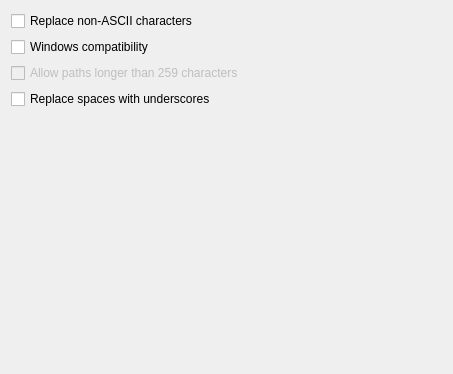
metabrainz/picard, file ui/options_renaming_compat.ui: the form before one commit.
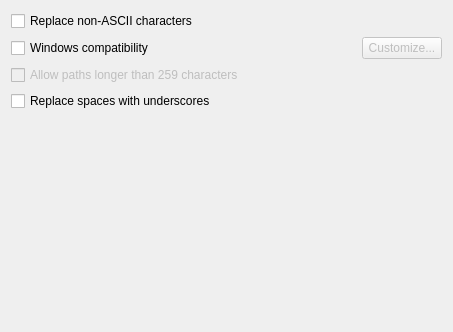
The form after the commit.

Commit message: PICARD-356: Allow user defined replacements for Windows incompatible characters

The edit to the form file:
```diff
--- a/ui/options_renaming_compat.ui
+++ b/ui/options_renaming_compat.ui
@@ -10,7 +10,7 @@
     <x>0</x>
     <y>0</y>
     <width>453</width>
-    <height>374</height>
+    <height>332</height>
    </rect>
   </property>
   <property name="sizePolicy">
@@ -19,7 +19,7 @@
     <verstretch>0</verstretch>
    </sizepolicy>
   </property>
-  <layout class="QVBoxLayout" name="verticalLayout_5" stretch="0,0,0,0,0">
+  <layout class="QVBoxLayout" name="verticalLayout_5" stretch="0,0,0,0,0,0">
    <item>
     <widget class="QCheckBox" name="ascii_filenames">
      <property name="text">
@@ -28,11 +28,31 @@
     </widget>
    </item>
    <item>
-    <widget class="QCheckBox" name="windows_compatibility">
-     <property name="text">
-      <string>Windows compatibility</string>
-     </property>
-    </widget>
+    <layout class="QHBoxLayout" name="horizontalLayout">
+     <item>
+      <widget class="QCheckBox" name="windows_compatibility">
+       <property name="sizePolicy">
+        <sizepolicy hsizetype="Expanding" vsizetype="Fixed">
+         <horstretch>0</horstretch>
+         <verstretch>0</verstretch>
+        </sizepolicy>
+       </property>
+       <property name="text">
+        <string>Windows compatibility</string>
+       </property>
+      </widget>
+     </item>
+     <item>
+      <widget class="QPushButton" name="btn_windows_compatibility_change">
+       <property name="enabled">
+        <bool>false</bool>
+       </property>
+       <property name="text">
+        <string>Customize...</string>
+       </property>
+      </widget>
+     </item>
+    </layout>
    </item>
    <item>
     <widget class="QCheckBox" name="windows_long_paths">
@@ -51,6 +71,19 @@
      </property>
     </widget>
    </item>
+   <item>
+    <spacer name="verticalSpacer">
+     <property name="orientation">
+      <enum>Qt::Vertical</enum>
+     </property>
+     <property name="sizeHint" stdset="0">
+      <size>
+       <width>20</width>
+       <height>40</height>
+      </size>
+     </property>
+    </spacer>
+   </item>
    <item>
     <widget class="QLabel" name="example_selection_note">
      <property name="text">
```
Left out of the diff: 17 changed lines with no effect on the pictures. The commit also changes 11 other files.
